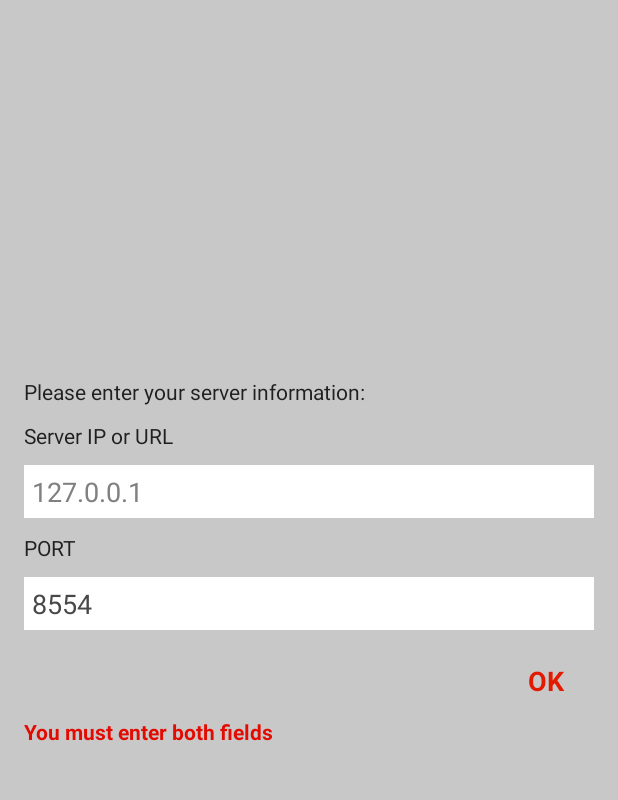
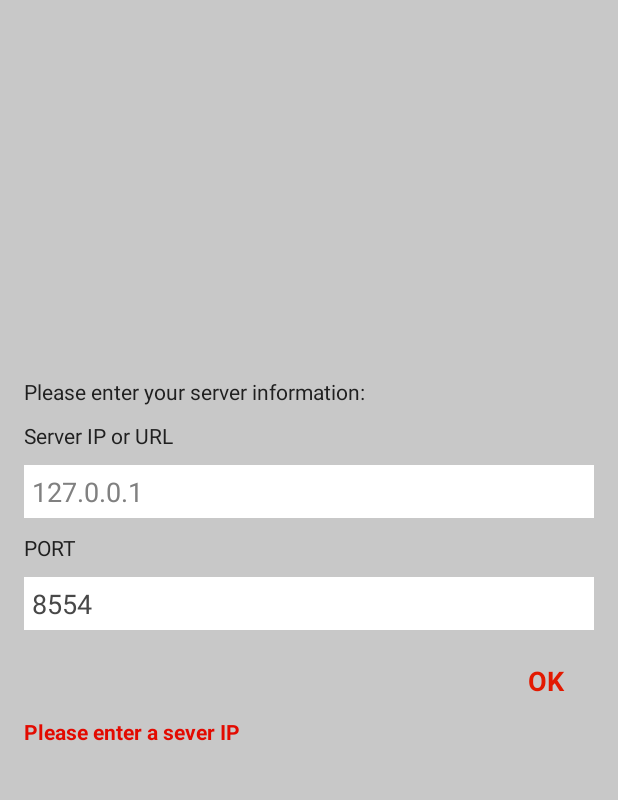
Before and after one commit to triasbrata/red5pro-android-app, an Android app: the screen it shows after launch (Server), after a tap on "OK", on a phone screen of 412 x 824 dp, the part 56-856 px from its top. Run offline under Robolectric (Android 15) with nearby library versions, the phone set to English and light mode, and no system bars.

Commit message:
Added filed validation to all inputs
Addresses RPRO-3384 and RPRO-3385

```diff
--- a/Red5Pro/src/main/java/infrared5/com/red5proandroid/server/Server.java
+++ b/Red5Pro/src/main/java/infrared5/com/red5proandroid/server/Server.java
@@ -10,6 +10,7 @@ import android.content.pm.ActivityInfo;
 import android.os.Build;
 import android.os.Bundle;
 import android.util.Log;
+import android.util.Patterns;
 import android.view.View;
 import android.view.WindowManager;
 import android.view.animation.Animation;
@@ -21,6 +22,7 @@ import android.widget.TextView;
 import infrared5.com.red5proandroid.Main;
 import infrared5.com.red5proandroid.R;
 import infrared5.com.red5proandroid.help.HelpDialogFragment;
+import infrared5.com.red5proandroid.utilities.ValidationUtillity;
 
 /**
  * Created by kylekellogg on 4/21/16.
@@ -86,7 +88,17 @@ public class Server extends Activity {
         final String server = serverText.getText().toString().trim();
         final String port = portText.getText().toString().trim();
 
-        if ((server.length() > 0 && !server.equals("0.0.0.0")) && port.length() > 0) {
+        boolean serverValid = server.length() > 0 && !server.equalsIgnoreCase("0.0.0.0");
+
+        String errorString = serverValid ? ValidationUtillity.ValidateIP(server) : "Please enter a sever IP";
+
+        serverValid = errorString.isEmpty();
+
+        errorText.setText( errorString );
+
+        boolean portValid = ValidationUtillity.ValidatePort(port);
+
+        if (serverValid && portValid) {
             SharedPreferences preferences = getSharedPreferences(getPreferenceValue(R.string.preference_file), MODE_MULTI_PROCESS);
             SharedPreferences.Editor editor = preferences.edit();
 
@@ -96,38 +108,44 @@ public class Server extends Activity {
 
             editor.apply();
 
-
             startActivity(new Intent(this, Main.class));
         } else {
+            if(errorString.isEmpty())
+                errorText.setText("Port must be a number greater than 0");
+
+            errorText.clearAnimation();
+            errorText.setAlpha(1.0f);
             errorText.animate()
+                    .setStartDelay(3250)
                     .setDuration(250)
-                    .alpha(1.0f)
-                    .setListener(new Animator.AnimatorListener() {
-                        @Override
-                        public void onAnimationStart(Animator animation) {
-
-                        }
-
-                        @Override
-                        public void onAnimationEnd(Animator animation) {
-                            errorText.animate()
-                                    .setStartDelay(3000)
-                                    .setDuration(250)
-                                    .alpha(0.0f)
-                                    .start();
-                        }
-
-                        @Override
-                        public void onAnimationCancel(Animator animation) {
-
-                        }
-
-                        @Override
-                        public void onAnimationRepeat(Animator animation) {
-
-                        }
-                    })
+                    .alpha(0.0f)
                     .start();
+//                    .setListener(new Animator.AnimatorListener() {
+//                        @Override
+//                        public void onAnimationStart(Animator animation) {
+//
+//                        }
+//
+//                        @Override
+//                        public void onAnimationEnd(Animator animation) {
+//                            errorText.animate()
+//                                    .setStartDelay(3000)
+//                                    .setDuration(250)
+//                                    .alpha(0.0f)
+//                                    .start();
+//                        }
+//
+//                        @Override
+//                        public void onAnimationCancel(Animator animation) {
+//
+//                        }
+//
+//                        @Override
+//                        public void onAnimationRepeat(Animator animation) {
+//
+//                        }
+//                    })
+//                    .start();
         }
     }
 
```
Also changed, not shown: Red5Pro/src/main/java/infrared5/com/red5proandroid/settings/SettingsDialogFragment.java (+92 -18 lines), Red5Pro/src/main/java/infrared5/com/red5proandroid/utilities/ValidationUtillity.java (added, +65 -0 lines), Red5Pro/src/main/res/layout/activity_settings_publish_advanced.xml (+11 -0 lines).
